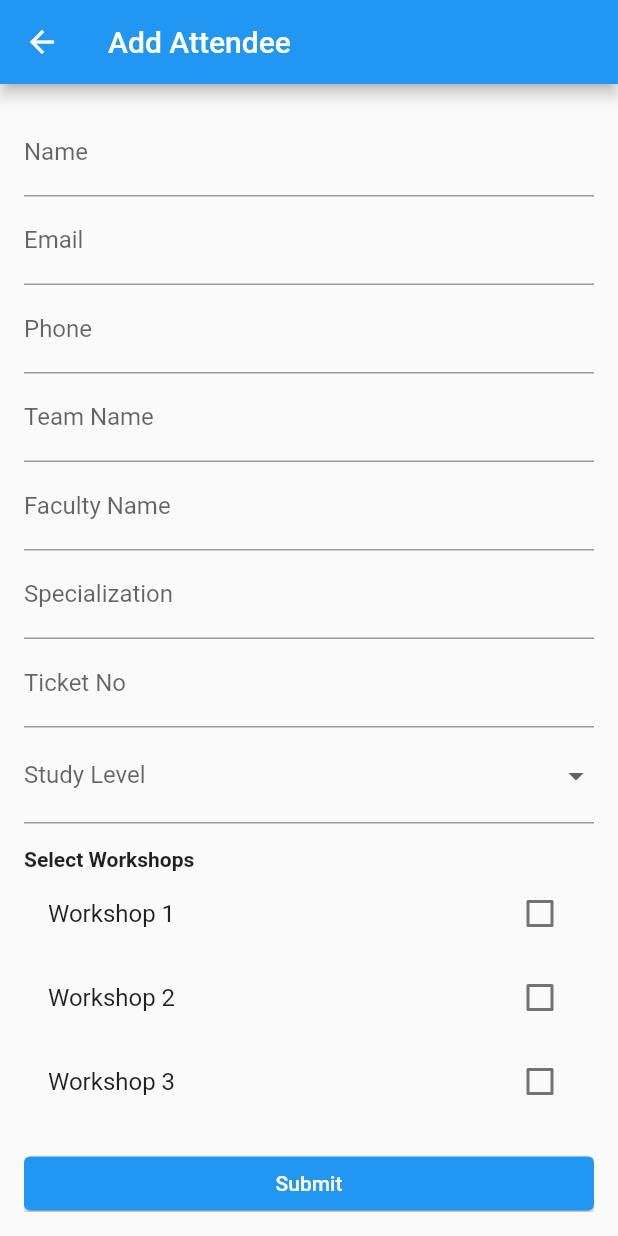
After one commit to samarlarbi/checkin, a Flutter app: the Invitations screen opened by its route, after a tap on the "person add alt 1" icon, on a phone screen of 412 x 824 dp. The commit adds this screen. Run offline on Flutter 3.47's test engine with Material 2 defaults, Android fonts, the phone set to English and light mode, and no system bars; our stand-ins replace csv, fluttericon, permission_handler; missing offline and left inert: blobs, curved_nav_bar, flutter_barcode_scanner; network calls fail.

```diff
--- a/lib/main.dart
+++ b/lib/main.dart
@@ -1,5 +1,6 @@
 import 'package:checkin/widgets/Scan_Page/view/ScanPage.dart';
 import 'package:checkin/utils/navbar.dart';
+import 'package:checkin/widgets/addAttendee/view/AddAttendeeView.dart';
 import 'package:checkin/widgets/attendees_screen/view/checkedAttendees.dart';
 import 'package:checkin/widgets/attendees_screen/view/invitationsPage.dart';
 import 'package:checkin/widgets/statics_screen/view/staticsView.dart';
@@ -22,6 +23,7 @@ class MyApp extends StatelessWidget {
         '/scan': (context) => ScannerScreen(),
         '/invitations': (context) => Invitations(),
         '/ticket': (context) => MyTicketView(),
+        '/addattendee': (context) => AddAttendeeView()
       },
       debugShowCheckedModeBanner: false,
       initialRoute: '/',
--- a/lib/utils/MyAppBar.dart
+++ b/lib/utils/MyAppBar.dart
@@ -4,13 +4,16 @@ import 'colors.dart';
 class MyAppBar extends StatelessWidget implements PreferredSizeWidget {
   final String? title;
   final bool leading;
+  final List<Widget> action;
 
-  const MyAppBar({Key? key, this.title, this.leading = false})
+  const MyAppBar(
+      {Key? key, this.title, this.leading = false, this.action = const []})
       : super(key: key);
 
   @override
   Widget build(BuildContext context) {
     return AppBar(
+      actions: action,
       leading: leading
           ? IconButton(
               onPressed: () => Navigator.pop(context),
@@ -18,7 +21,6 @@ class MyAppBar extends StatelessWidget implements PreferredSizeWidget {
               color: const Color.fromARGB(255, 86, 86, 86),
             )
           : Padding(padding: EdgeInsets.zero),
-
       title: Text(
         title ?? '',
         style: const TextStyle(color: Color.fromARGB(255, 69, 69, 69)),
--- a/lib/utils/table.dart
+++ b/lib/utils/table.dart
@@ -7,7 +7,6 @@ import 'package:fluttericon/web_symbols_icons.dart';
 
 class MyTable extends StatelessWidget {
   final tickets;
-
 
   MyTable({super.key, required this.tickets});
 
@@ -26,7 +25,10 @@ class MyTable extends StatelessWidget {
               borderRadius: BorderRadius.circular(10),
             ),
             tileColor: Colors.white,
-            leading: tickets[index]["ticket"][ApiKey.checked] == true
+            leading: (tickets[index].containsKey("ticket") &&
+                        tickets[index]["ticket"][ApiKey.checked] == true) ||
+                    (tickets[index].containsKey("done") &&
+                        tickets[index][ApiKey.checked] == true)
                 ? const Icon(
                     WebSymbols.ok,
                     size: 30,
@@ -41,15 +43,19 @@ class MyTable extends StatelessWidget {
                     color: Color.fromARGB(255, 160, 82, 82),
                     size: 30,
                   ),
-            title: Text(tickets[index][ApiKey.AttendeeName].toString()),
+            title: Text(tickets[index][ApiKey.AttendeeName] == null
+                ? tickets[index]["attendee"][ApiKey.AttendeeName].toString()
+                : tickets[index][ApiKey.AttendeeName].toString()),
             trailing: IconButton(
               icon: Icon(Icons.keyboard_double_arrow_right_rounded),
               onPressed: () {
                 Navigator.push(
                   context,
                   MaterialPageRoute(
-                      builder: (context) =>
-                          MyTicketView(ticketno: tickets[index]["ticket"]["ticketNo"])),
+                      builder: (context) => MyTicketView(
+                          ticketno: tickets[index].containsKey("ticket")
+                              ? tickets[index]["ticket"]["ticketNo"]
+                              : tickets[index]["ticketNo"])),
                 );
               },
             ),
--- /dev/null
+++ b/lib/widgets/addAttendee/view/AddAttendeeView.dart
@@ -0,0 +1,116 @@
+import 'package:flutter/material.dart';
+
+
+
+class AddAttendeeView extends StatefulWidget {
+  @override
+  _AddAttendeeViewState createState() => _AddAttendeeViewState();
+}
+
+class _AddAttendeeViewState extends State<AddAttendeeView> {
+  final _formKey = GlobalKey<FormState>();
+
+  // Form Fields
+  String name = "";
+  String email = "";
+  String phone = "";
+  String teamName = "";
+  String facName = "";
+  String specialization = "";
+  String ticketNo = "";
+  String studyLevel = "";
+
+  List<String> workshops = [
+    "Workshop 1",
+    "Workshop 2",
+    "Workshop 3"
+  ];
+  List<String> selectedWorkshops = [];
+
+  @override
+  Widget build(BuildContext context) {
+    return Scaffold(
+      appBar: AppBar(title: Text("Add Attendee")),
+      body: Padding(
+        padding: EdgeInsets.all(16.0),
+        child: Form(
+          key: _formKey,
+          child: ListView(
+            children: [
+              buildTextField("Name", (value) => name = value),
+              buildTextField("Email", (value) => email = value, isEmail: true),
+              buildTextField("Phone", (value) => phone = value, isNumber: true),
+              buildTextField("Team Name", (value) => teamName = value),
+              buildTextField("Faculty Name", (value) => facName = value),
+              buildTextField("Specialization", (value) => specialization = value),
+              buildTextField("Ticket No", (value) => ticketNo = value),
+
+              DropdownButtonFormField<String>(
+                value: studyLevel,
+                decoration: InputDecoration(labelText: "Study Level"),
+                items: ["Undergraduate", "Postgraduate"]
+                    .map((level) => DropdownMenuItem(value: level, child: Text(level)))
+                    .toList(),
+                onChanged: (value) => setState(() => studyLevel = value!),
+              ),
+
+              SizedBox(height: 16),
+              Text("Select Workshops", style: TextStyle(fontWeight: FontWeight.bold)),
+
+              ...workshops.map((workshop) => CheckboxListTile(
+                title: Text(workshop),
+                value: selectedWorkshops.contains(workshop),
+                onChanged: (bool? checked) {
+                  setState(() {
+                    if (checked == true) {
+                      selectedWorkshops.add(workshop);
+                    } else {
+                      selectedWorkshops.remove(workshop);
+                    }
+                  });
+                },
+              )),
+
+              SizedBox(height: 16),
+              ElevatedButton(
+                onPressed: _submitForm,
+                child: Text("Submit"),
+              ),
+            ],
+          ),
+        ),
+      ),
+    );
+  }
+
+  Widget buildTextField(String label, Function(String) onSaved, {bool isEmail = false, bool isNumber = false}) {
+    return TextFormField(
+      decoration: InputDecoration(labelText: label),
+      keyboardType: isEmail ? TextInputType.emailAddress : (isNumber ? TextInputType.phone : TextInputType.text),
+      validator: (value) => value!.isEmpty ? "Enter $label" : null,
+      onSaved: (value) => onSaved(value!),
+    );
+  }
+
+  void _submitForm() {
+    if (_formKey.currentState!.validate()) {
+      _formKey.currentState!.save();
+
+      Map<String, dynamic> attendeeData = {
+        "name": name,
+        "email": email,
+        "phone": phone,
+        "teamName": teamName,
+        "facName": facName,
+        "specialization": specialization,
+        "ticketNo": ticketNo,
+        "studyLevel": studyLevel,
+        "workshopIds": selectedWorkshops,
+      };
+
+      print("Attendee Added: $attendeeData");
+
+      ScaffoldMessenger.of(context).showSnackBar(SnackBar(content: Text("Attendee Added!")));
+    }
+  }
+}
--- a/lib/widgets/attendees_screen/controller/attendeescontroller.dart
+++ b/lib/widgets/attendees_screen/controller/attendeescontroller.dart
@@ -9,6 +9,7 @@ class AttendeeController {
   final AttendeeService attendeeService;
 
   AttendeeController() : attendeeService = AttendeeService();
+
 // get  all attendees or search by name
   Future<void> fetchAttendees({String search = ""}) async {
     if (isLoading) return;
--- a/lib/widgets/attendees_screen/service/attendeeservice.dart
+++ b/lib/widgets/attendees_screen/service/attendeeservice.dart
@@ -13,9 +13,10 @@ class AttendeeService {
     try {
       String endpoint = EndPoint.getallAttendees;
       if (search.isNotEmpty) {
-        endpoint += "&search=$search";
+        endpoint += "/verify-ticketId/" + search;
       }
-
+      print('******************');
+      print(endpoint);
       // Fetch data from API
       var response = await api.get(endpoint, headers: {
         "Authorization":
@@ -23,8 +24,15 @@ class AttendeeService {
         "Content-Type": "application/json"
       });
 
+      // Return the list of attendees
 
-      // Return the list of attendees
+      if (search.isNotEmpty) {
+        List<Map<String, dynamic>> p = [];
+
+        p.add(response);
+        return p;
+      }
+
       if (response != null && response['data'] != null) {
         return List<Map<String, dynamic>>.from(response['data']);
       } else {
--- a/lib/widgets/attendees_screen/view/invitationsPage.dart
+++ b/lib/widgets/attendees_screen/view/invitationsPage.dart
@@ -125,9 +125,16 @@ class _InvitationsState extends State<Invitations> {
   Widget build(BuildContext context) {
     return Scaffold(
       backgroundColor: Background,
-      appBar: const MyAppBar(
+      appBar: MyAppBar(
         title: "All Invitations",
         leading: false,
+        action: [
+          IconButton(
+              onPressed: () {
+                Navigator.pushNamed(context, "/addattendee");
+              },
+              icon: Icon(Icons.person_add_alt_1, color: Colors.grey))
+        ],
       ),
       body: Padding(
         padding: const EdgeInsets.symmetric(horizontal: 10.0),
@@ -139,18 +146,21 @@ class _InvitationsState extends State<Invitations> {
               padding: const EdgeInsets.only(bottom: 10, top: 20),
               child: TextField(
                 controller: searchController,
-                focusNode: _focusNode,
                 decoration: InputDecoration(
                   hintText: 'Enter ticket code',
                   suffixIcon: IconButton(
                     icon: const Icon(Icons.search),
                     color: _focusNode.hasFocus ? Primary : Colors.grey,
                     onPressed: () {
+                      print(
+                          "9999999999999999999999999999------------------------------------0");
+                      print(searchController.text.trim());
                       // Lancer la recherche uniquement si le champ n'est pas vide
                       if (searchController.text.trim().isNotEmpty) {
                         fetchAttendees(search: searchController.text.trim());
+                        setState(() {});
                       } else {
-                        fetchAttendees(); // Requête par défaut si aucun texte
+                        fetchAttendees();
                       }
                     },
                   ),
@@ -166,14 +176,14 @@ class _InvitationsState extends State<Invitations> {
                   fillColor: Colors.white,
                   filled: true,
                 ),
-                onChanged: (value) {
-                  // Lancer la recherche uniquement si le champ n'est pas vide
-                  if (searchController.text.trim().isNotEmpty) {
-                    fetchAttendees(search: searchController.text.trim());
-                  } else {
-                    fetchAttendees(); // Requête par défaut si aucun texte
-                  }
-                },
+                // onChanged: (value) {
+                //   // Lancer la recherche uniquement si le champ n'est pas vide
+                //   if (searchController.text.trim().isNotEmpty) {
+                //     fetchAttendees(search: searchController.text.trim());
+                //   } else {
+                //     fetchAttendees(); // Requête par défaut si aucun texte
+                //   }
+                // },
               ),
             ),
             const SizedBox(height: 5),
--- a/lib/widgets/statics_screen/view/staticsView.dart
+++ b/lib/widgets/statics_screen/view/staticsView.dart
@@ -38,6 +38,9 @@ class _StaticsViewState extends State<StaticsView> {
         title: "Statics",
         leading: false,
       ),
+
+
+
     );
   }
 }
```
